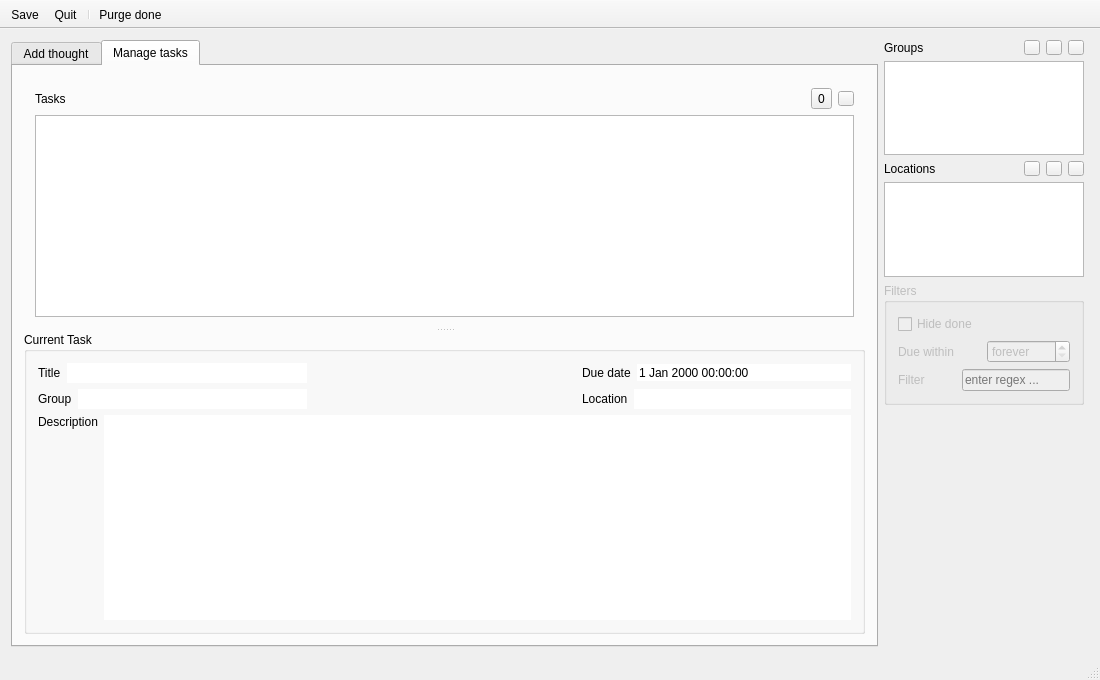
Above: MainWindow.ui from hheld/JustDoIt before the change. Below: the same form after it.
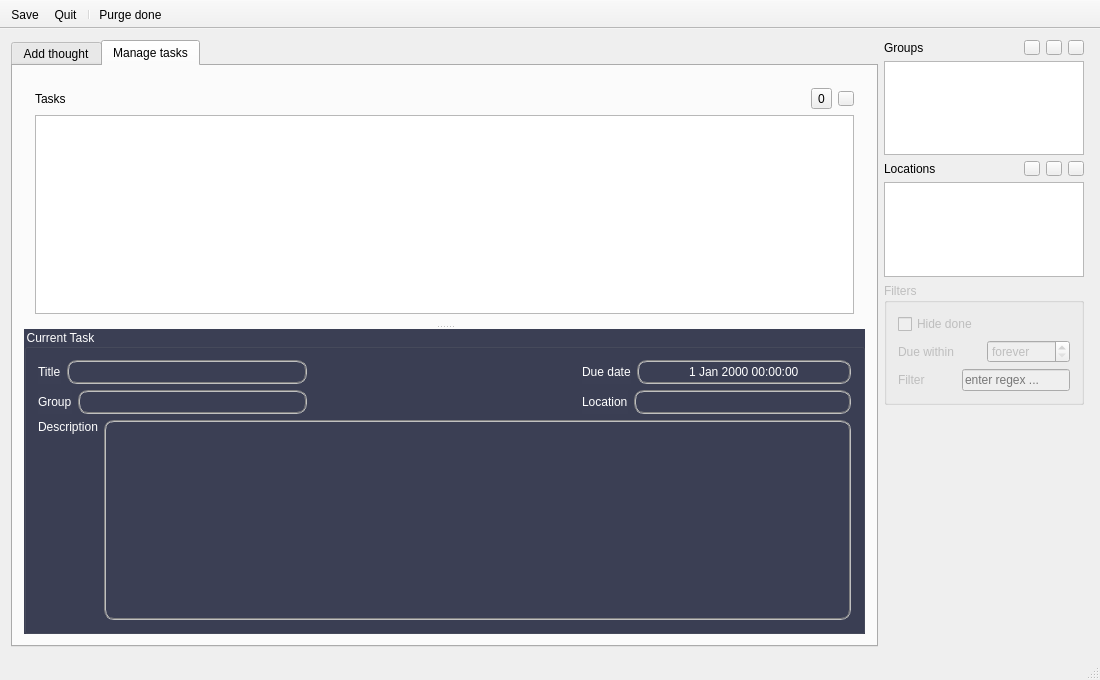
That is the form after the change. Icons and pictures are not drawn. Custom widgets are drawn as their Qt base class.

Commit message: Changed some colors; implemented handling of cancel button for file save dialog.

What changed in the file:
```diff
--- a/MainWindow.ui
+++ b/MainWindow.ui
@@ -313,7 +313,8 @@
               </sizepolicy>
              </property>
              <property name="styleSheet">
-              <string notr="true"/>
+              <string notr="true">background-color: rgb(59, 63, 84);
+color: rgb(255, 255, 255);</string>
              </property>
              <property name="title">
               <string>Current Task</string>
@@ -343,6 +344,12 @@
                         <verstretch>0</verstretch>
                        </sizepolicy>
                       </property>
+                      <property name="styleSheet">
+                       <string notr="true">selection-color: white;
+border: 2px groove gray;
+border-radius: 10px;
+padding: 2px 4px;</string>
+                      </property>
                       <property name="frame">
                        <bool>false</bool>
                       </property>
@@ -386,15 +393,30 @@
                         <verstretch>0</verstretch>
                        </sizepolicy>
                       </property>
+                      <property name="styleSheet">
+                       <string notr="true">selection-color: white;
+border: 2px groove gray;
+border-radius: 10px;
+padding: 2px 4px;</string>
+                      </property>
                       <property name="frame">
                        <bool>false</bool>
                       </property>
+                      <property name="alignment">
+                       <set>Qt::AlignCenter</set>
+                      </property>
                       <property name="readOnly">
                        <bool>true</bool>
                       </property>
                       <property name="buttonSymbols">
                        <enum>QAbstractSpinBox::NoButtons</enum>
                       </property>
+                      <property name="specialValueText">
+                       <string/>
+                      </property>
+                      <property name="correctionMode">
+                       <enum>QAbstractSpinBox::CorrectToNearestValue</enum>
+                      </property>
                      </widget>
                     </item>
                    </layout>
@@ -417,6 +439,12 @@
                     </item>
                     <item>
                      <widget class="QLineEdit" name="lineEdit_groupDisplay">
+                      <property name="styleSheet">
+                       <string notr="true">selection-color: white;
+border: 2px groove gray;
+border-radius: 10px;
+padding: 2px 4px;</string>
+                      </property>
                       <property name="frame">
                        <bool>false</bool>
                       </property>
@@ -454,8 +482,14 @@
                     </item>
                     <item>
                      <widget class="QLineEdit" name="lineEdit_locationDisplay">
+                      <property name="styleSheet">
+                       <string notr="true">selection-color: white;   	
+border: 2px groove gray;
+border-radius: 10px;
+padding: 2px 4px;</string>
+                      </property>
                       <property name="frame">
-                       <bool>false</bool>
+                       <bool>true</bool>
                       </property>
                       <property name="readOnly">
                        <bool>true</bool>
@@ -497,8 +531,14 @@
                   </item>
                   <item>
                    <widget class="QPlainTextEdit" name="plainTextEdit_descriptionDisplay">
+                    <property name="styleSheet">
+                     <string notr="true">selection-color: white;
+border: 2px groove gray;
+border-radius: 10px;
+padding: 2px 4px;</string>
+                    </property>
                     <property name="frameShape">
-                     <enum>QFrame::NoFrame</enum>
+                     <enum>QFrame::StyledPanel</enum>
                     </property>
                     <property name="readOnly">
                      <bool>true</bool>
```
Left out of the diff: 5 changed lines with no effect on the pictures. The commit also changes 2 other files.
